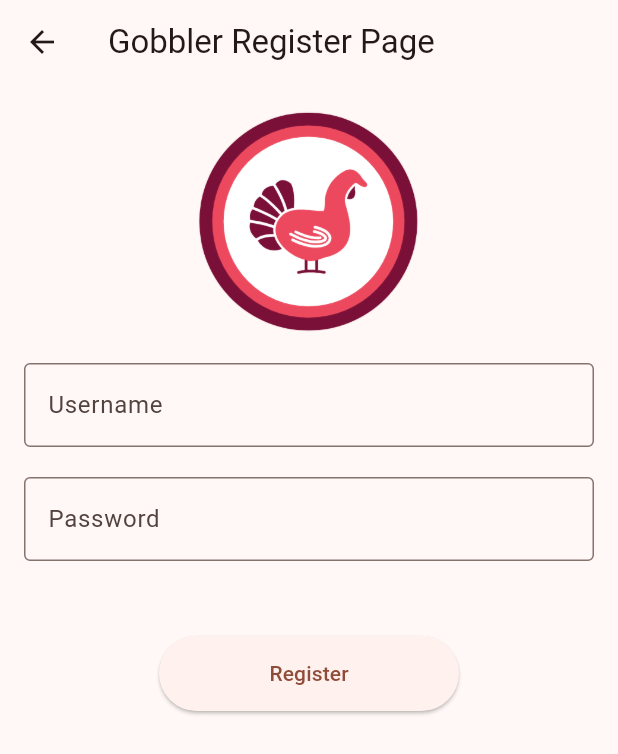
After one commit to qiiiixuan/Orbital-2025-GobbleUp, a Flutter app: the GobblerLoginPage screen opened directly, after a tap on "Register", on a phone screen of 412 x 824 dp. The commit adds this screen. Shown: the top 754 px of the screen. Run offline on Flutter 3.47's test engine with Material 3 defaults, Android fonts, the light colour scheme and no system bars; our stand-ins replace firebase_auth, firebase_core; accounts and stored records are empty.

Commit message:
added firebase auth logic. To do: Link it to login page

```diff
--- a/GobbleUp/lib/main.dart
+++ b/GobbleUp/lib/main.dart
@@ -6,10 +6,11 @@ import 'package:firebase_auth/firebase_auth.dart';
 import 'firebase_options.dart';
 
 void main() async {
-  await Firebase.initializeApp(
+    WidgetsFlutterBinding.ensureInitialized();
+
+await Firebase.initializeApp(
     options: DefaultFirebaseOptions.currentPlatform,
   );
-  WidgetsFlutterBinding.ensureInitialized();
 
   runApp(MyApp());
 }
--- a/GobbleUp/lib/src/views/pages/login_pages/gobblerloginpage.dart
+++ b/GobbleUp/lib/src/views/pages/login_pages/gobblerloginpage.dart
@@ -1,7 +1,9 @@
+import 'package:GobbleUp/src/services/auth_service.dart';
+import 'package:GobbleUp/src/views/pages/register_pages/gobblerregisterpage.dart';
+import 'package:firebase_auth/firebase_auth.dart';
 import 'package:flutter/material.dart';
 
 import '../home_pages/gobblerrootpage.dart';
-
 
 class GobblerLoginPage extends StatefulWidget {
   const GobblerLoginPage({super.key});
@@ -11,12 +13,30 @@ class GobblerLoginPage extends StatefulWidget {
 }
 
 class _GobblerLoginPageState extends State<GobblerLoginPage> {
-
   TextEditingController usernameController = TextEditingController();
   TextEditingController passwordController = TextEditingController();
   String confirmedUsername = '123';
   String confirmedPassword = '123';
+  String errorMessage = '';
 
+  void dispose() {
+    usernameController.dispose();
+    passwordController.dispose();
+    super.dispose();
+  }
+
+  void signIn() async{
+    try{
+      await authService.value.signIn(
+        email: usernameController.text.trim(),
+        password: passwordController.text,
+      );
+    } on FirebaseAuthException catch (e) {
+      setState(() {
+        errorMessage = 'Login failed: ${e.message}';
+      });
+    }
+  }
   @override
   Widget build(BuildContext context) {
     return Scaffold(
@@ -46,15 +66,11 @@ class _GobblerLoginPageState extends State<GobblerLoginPage> {
                 border: OutlineInputBorder(),
               ),
               onEditingComplete: () {
-                setState(() {
-                }
-              );
+                setState(() {});
               },
             ),
             Text(usernameController.text),
-
             const SizedBox(height: 20.0),
-
             TextField(
               controller: passwordController,
               decoration: InputDecoration(
@@ -62,36 +78,59 @@ class _GobblerLoginPageState extends State<GobblerLoginPage> {
                 border: OutlineInputBorder(),
               ),
               obscureText: true,
-
               onEditingComplete: () {
-              setState(() {
-              }
-            );
+                setState(() {});
               },
             ),
-
             Text(passwordController.text),
 
-          ElevatedButton(onPressed: () {
+            const SizedBox(height: 10.0),
+
+            Text(
+              errorMessage,
+              style: TextStyle(color: Colors.red),
+            ),
+
+            ElevatedButton(
+                onPressed: () {
+                  //when I fix the sign in function, I will uncomment this
+                  //signIn();
+
                   onLoginButtonPressed();
-          }
-          ,style: ElevatedButton.styleFrom(
+                },
+                style: ElevatedButton.styleFrom(
                   minimumSize: Size(200, 50),
                 ),
                 child: Text('Login')),
 
+            const SizedBox(height: 10.0),
+
+            ElevatedButton(
+                onPressed: () {
+                  Navigator.pushReplacement(
+                    context,
+                    MaterialPageRoute(
+                      builder: (context) {
+                        return GobblerRegisterPage();
+                      },
+                    ),
+                  );
+                },
+                style: ElevatedButton.styleFrom(
+                  minimumSize: Size(200, 50),
+                ),
+                child: Text('Register')),
           ],
         ),
       ),
     );
   }
 
-
-
   void onLoginButtonPressed() {
     if (usernameController.text == confirmedUsername &&
         passwordController.text == confirmedPassword) {
-     var pushReplacement = Navigator.pushReplacement(context,
+      Navigator.pushReplacement(
+        context,
         MaterialPageRoute(
           builder: (context) {
             return GobblerRootPage();
@@ -104,6 +143,4 @@ class _GobblerLoginPageState extends State<GobblerLoginPage> {
       );
     }
   }
-
-
 }
--- /dev/null
+++ b/GobbleUp/lib/src/views/pages/register_pages/gobblerregisterpage.dart
@@ -0,0 +1,103 @@
+import 'package:firebase_auth/firebase_auth.dart';
+import 'package:flutter/material.dart';
+import 'package:GobbleUp/src/services/auth_service.dart';
+
+
+class GobblerRegisterPage extends StatefulWidget {
+ const GobblerRegisterPage({super.key});
+
+
+ @override
+ State<GobblerRegisterPage> createState() => _GobblerRegisterPageState();
+}
+
+
+class _GobblerRegisterPageState extends State<GobblerRegisterPage> {
+ TextEditingController usernameController = TextEditingController();
+ TextEditingController passwordController = TextEditingController();
+
+
+ @override
+ void dispose() {
+   usernameController.dispose();
+   passwordController.dispose();
+   super.dispose();
+ }
+
+
+ void register() async {
+
+  try {
+    await authService.value.createUser(email: usernameController.text,
+    password: passwordController.text
+    );
+
+   popPage();
+  } on FirebaseAuthException catch (e) {
+     ScaffoldMessenger.of(context).showSnackBar(
+       SnackBar(content: Text('Registration failed: ${e.message}')),
+     );
+   }
+
+ }
+
+
+ void popPage() {
+   Navigator.pop(context);
+ }
+ @override
+ Widget build(BuildContext context) {
+   return Scaffold(
+     appBar: AppBar(
+       title: Text('Gobbler Register Page'),
+       automaticallyImplyLeading: true,
+     ),
+     body: SingleChildScrollView(
+       padding: EdgeInsets.all(16.0),
+       child: Column(
+         children: [
+           Center(
+             child: Hero(
+               tag: 2,
+               child: Image(
+                 image: AssetImage('assets/images/gobbler.png'),
+                 height: 150.0,
+                 width: 150.0,
+               ),
+             ),
+           ),
+           const SizedBox(height: 20.0),
+           TextField(
+             controller: usernameController,
+             decoration: InputDecoration(
+               labelText: 'Username',
+               border: OutlineInputBorder(),
+             ),
+           ),
+           const SizedBox(height: 20.0),
+           TextField(
+             controller: passwordController,
+             decoration: InputDecoration(
+               labelText: 'Password',
+               border: OutlineInputBorder(),
+             ),
+             obscureText: true,
+           ),
+
+            const SizedBox(height: 50.0),
+
+            ElevatedButton(
+             onPressed: () {
+               register();
+             },
+             style: ElevatedButton.styleFrom(
+               minimumSize: Size(200, 50),
+             ),
+             child: Text('Register'),
+           ),
+         ],
+       ),
+     ),
+   );
+ }
+}
--- a/GobbleUp/pubspec.yaml
+++ b/GobbleUp/pubspec.yaml
@@ -15,9 +15,9 @@ dependencies:
   flutter_localizations:
     sdk: flutter
 
-  firebase_core: ^2.4.1
+  firebase_core: ^3.13.1
   flutter_gen: ^5.10.0
-  firebase_auth: ^4.16.0
+  firebase_auth: ^5.5.4
 
 dev_dependencies:
   flutter_test:
```
Also changed, not shown: GobbleUp/lib/src/services/auth_service.dart (added, +80 -0 lines), GobbleUp/flutter_02.png (added), GobbleUp/flutter_03.png (added), GobbleUp/flutter_04.png (added), GobbleUp/lib/src/services/auth_layout.dart (added), GobbleUp/pubspec.lock, 26 other files. Lines whose indentation alone changed are shown as unchanged.
